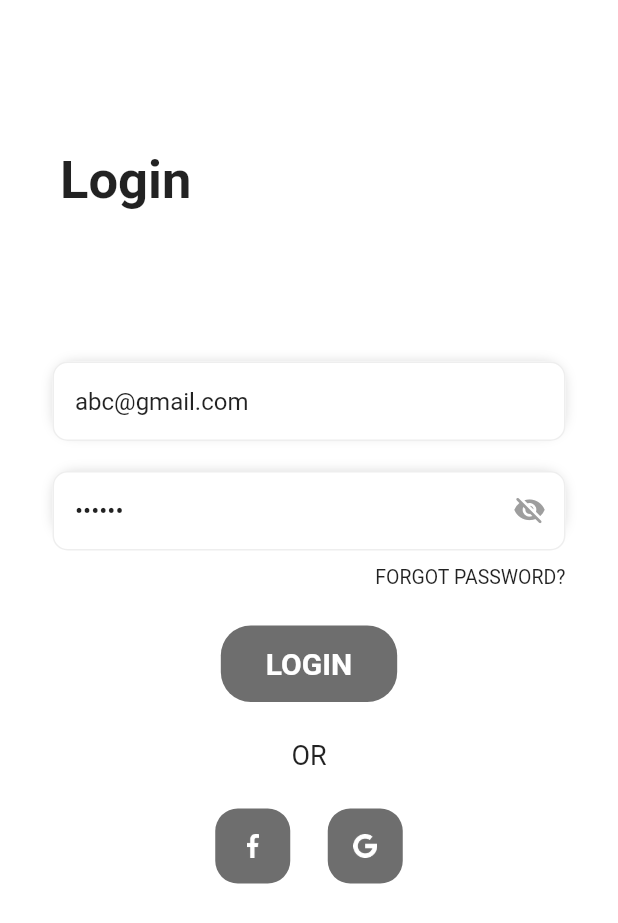
After one commit to rushit5560/Friend_Fitness_App_Project, a Flutter app: the SignInScreen screen opened directly, after a tap on "LOGIN", on a phone screen of 412 x 824 dp. The commit adds this screen. Shown: the top 923 px of the screen. Run offline on Flutter 3.47's test engine with Material 2 defaults, Android fonts, the light colour scheme and no system bars; our stand-ins replace get.

Commit message:
Sign In Screen UI

```diff
--- a/friend_fitness_app/lib/common/app_theme/app_theme.dart
+++ b/friend_fitness_app/lib/common/app_theme/app_theme.dart
@@ -1,5 +1,7 @@
 import 'package:flutter/material.dart';
 
 ThemeData appLightTheme() {
-  return ThemeData();
+  return ThemeData(
+    scaffoldBackgroundColor: Colors.white,
+  );
 }
--- a/friend_fitness_app/lib/common/constants/app_images.dart
+++ b/friend_fitness_app/lib/common/constants/app_images.dart
@@ -3,4 +3,6 @@ class AppImages{
 
   static const profileImg = root + "profile.png";
   static const groupIconImg = root + "group_icon.png";
+  static const googleImg = root + "google.png";
+  static const facebookImg = root + "facebook.png";
 }
--- /dev/null
+++ b/friend_fitness_app/lib/common/field_validation.dart
@@ -0,0 +1,25 @@
+class FieldValidator {
+
+  String? validateEmail(String value) {
+    if (value.isEmpty) {
+      return "Please Enter Email";
+    } else if (!RegExp(
+            r"[a-z0-9!#$%&'*+/=?^_`{|}~-]+(?:\.[a-z0-9!#$%&'*+/=?^_`{|}~-]+)*@(?:[a-z0-9](?:[a-z0-9-]*[a-z0-9])?\.)+[a-z0-9](?:[a-z0-9-]*[a-z0-9])?")
+        .hasMatch(value)) {
+      return "Invalid Email";
+    } else {
+      return null;
+    }
+  }
+  String ? validatePassword(String value) {
+    if (value.isEmpty) {
+      return "Please Enter Password";
+    } else if (value.length < 6) {
+      return "Length should be 6 character";
+    } else {
+      return null;
+    }
+  }
+
+
+}
--- /dev/null
+++ b/friend_fitness_app/lib/controllers/sign_in_screen_controller/sign_in_screen_controller.dart
@@ -0,0 +1,13 @@
+import 'package:flutter/material.dart';
+import 'package:get/get.dart';
+
+class SignInScreenController extends GetxController {
+  RxBool isLoading = false.obs;
+  RxBool isSuccessStatus = false.obs;
+
+  GlobalKey<FormState> signInFormKey = GlobalKey();
+  TextEditingController emailFieldController = TextEditingController(text: "abc@gmail.com");
+  TextEditingController passwordFieldController = TextEditingController(text: "123456");
+  RxBool isPasswordShow = true.obs;
+
+}
--- /dev/null
+++ b/friend_fitness_app/lib/screens/sign_in_screen/sign_in_screen.dart
@@ -0,0 +1,39 @@
+import 'package:flutter/material.dart';
+import 'package:friend_fitness_app/common/extension_methods/extension_methods.dart';
+import 'package:get/get.dart';
+import '../../controllers/sign_in_screen_controller/sign_in_screen_controller.dart';
+import 'sign_in_screen_widgets.dart';
+
+
+class SignInScreen extends StatelessWidget {
+  SignInScreen({Key? key}) : super(key: key);
+  final signInScreenController = Get.put(SignInScreenController());
+
+  @override
+  Widget build(BuildContext context) {
+    return Scaffold(
+      body: SafeArea(
+        child: Column(
+          crossAxisAlignment: CrossAxisAlignment.start,
+          children: [
+            const SizedBox(height: 100),
+            const LoginHeaderModule(),
+
+            const SizedBox(height: 100),
+            LoginFormModule().commonSymmetricPadding(horizontal: 35),
+            const SizedBox(height: 10),
+            const ForgotPasswordTextModule().commonSymmetricPadding(horizontal: 35),
+            const SizedBox(height: 25),
+            LoginButtonModule(),
+            const SizedBox(height: 25),
+            const OrTextModule(),
+            const SizedBox(height: 25),
+            SocialMediaButton(),
+            const SizedBox(height: 25),
+
+          ],
+        ),
+      ),
+    );
+  }
+}
--- /dev/null
+++ b/friend_fitness_app/lib/screens/sign_in_screen/sign_in_screen_widgets.dart
@@ -0,0 +1,288 @@
+import 'dart:developer';
+
+import 'package:flutter/material.dart';
+import 'package:friend_fitness_app/common/constants/app_images.dart';
+import 'package:friend_fitness_app/common/extension_methods/extension_methods.dart';
+import 'package:get/get.dart';
+
+import '../../common/constants/app_colors.dart';
+import '../../common/field_validation.dart';
+import '../../controllers/sign_in_screen_controller/sign_in_screen_controller.dart';
+
+/// Login Header Text Module
+class LoginHeaderModule extends StatelessWidget {
+  const LoginHeaderModule({Key? key}) : super(key: key);
+
+  @override
+  Widget build(BuildContext context) {
+    return const Text(
+      "Login",
+      style: TextStyle(
+        fontWeight: FontWeight.bold,
+        fontSize: 35,
+      ),
+    ).commonSymmetricPadding(horizontal: 40);
+  }
+}
+
+/// Login Form
+class LoginFormModule extends StatelessWidget {
+  LoginFormModule({Key? key}) : super(key: key);
+  final screenController = Get.find<SignInScreenController>();
+
+  @override
+  Widget build(BuildContext context) {
+    return Form(
+      key: screenController.signInFormKey,
+      child: Column(
+        children: [
+          EmailTextFieldModule(),
+          const SizedBox(height: 20),
+          PasswordTextFieldModule(),
+        ],
+      ),
+    );
+  }
+}
+
+/// Email Field
+class EmailTextFieldModule extends StatelessWidget {
+  EmailTextFieldModule({Key? key}) : super(key: key);
+  final screenController = Get.find<SignInScreenController>();
+  final FieldValidator fieldValidator = FieldValidator();
+
+  @override
+  Widget build(BuildContext context) {
+    return Stack(
+      children: [
+        Container(
+          height: 50,
+          decoration: BoxDecoration(
+            borderRadius: BorderRadius.circular(15),
+            boxShadow: [
+              BoxShadow(
+                blurRadius: 6,
+                blurStyle: BlurStyle.outer,
+                color: AppColors.colorLightGrey,
+              ),
+            ],
+          ),
+        ),
+        TextFormField(
+          controller: screenController.emailFieldController,
+          keyboardType: TextInputType.emailAddress,
+          cursorColor: Colors.grey,
+          decoration: signInInputDecoration(hintText: "Email", controller: screenController),
+          validator: (value) => fieldValidator.validateEmail(value!),
+        ),
+      ],
+    );
+  }
+}
+
+/// Password Field
+class PasswordTextFieldModule extends StatelessWidget {
+  PasswordTextFieldModule({Key? key}) : super(key: key);
+  final screenController = Get.find<SignInScreenController>();
+  final FieldValidator fieldValidator = FieldValidator();
+
+  @override
+  Widget build(BuildContext context) {
+    return Stack(
+      children: [
+        Container(
+          height: 45,
+          decoration: BoxDecoration(
+            borderRadius: BorderRadius.circular(15),
+            boxShadow: [
+              BoxShadow(
+                blurRadius: 6,
+                blurStyle: BlurStyle.outer,
+                color: AppColors.colorLightGrey,
+              ),
+            ],
+          ),
+        ),
+        Obx(
+          ()=> TextFormField(
+            controller: screenController.passwordFieldController,
+            keyboardType: TextInputType.text,
+            cursorColor: Colors.grey,
+            obscureText: screenController.isPasswordShow.value,
+            decoration: signInInputDecoration(hintText: "Password", index: 1, controller: screenController),
+            validator: (value) => fieldValidator.validatePassword(value!),
+          ),
+        ),
+      ],
+    );
+  }
+}
+
+
+/// Forgot Password Text
+class ForgotPasswordTextModule extends StatelessWidget {
+  const ForgotPasswordTextModule({Key? key}) : super(key: key);
+
+  @override
+  Widget build(BuildContext context) {
+    return Row(
+      mainAxisAlignment: MainAxisAlignment.end,
+      children: [
+        GestureDetector(
+          onTap: () {
+            // Get.to(()=> ForgotPasswordScreen(), transition: Transition.rightToLeft);
+          },
+          child: const Text(
+            "FORGOT PASSWORD?",
+            style: TextStyle(
+              fontSize: 13,
+            ),
+          ),
+        ),
+      ],
+    );
+  }
+}
+
+/// Login Button
+class LoginButtonModule extends StatelessWidget {
+  LoginButtonModule({Key? key}) : super(key: key);
+  final screenController = Get.find<SignInScreenController>();
+
+  @override
+  Widget build(BuildContext context) {
+    return Row(
+      mainAxisAlignment: MainAxisAlignment.center,
+      children: [
+        GestureDetector(
+          onTap: () {
+            if (screenController.signInFormKey.currentState!.validate()) {
+              // log("");
+            }
+          },
+          child: Container(
+            decoration: BoxDecoration(
+              color: AppColors.colorDarkGrey,
+              borderRadius: BorderRadius.circular(20),
+            ),
+            child: const Text(
+              "LOGIN",
+              style: TextStyle(
+                fontWeight: FontWeight.bold,
+                color: Colors.white,
+                fontSize: 20,
+              ),
+            ).commonSymmetricPadding(horizontal: 30, vertical: 14),
+          ),
+        ),
+      ],
+    );
+  }
+}
+
+/// Or Text Module
+class OrTextModule extends StatelessWidget {
+  const OrTextModule({Key? key}) : super(key: key);
+
+  @override
+  Widget build(BuildContext context) {
+    return Row(
+      mainAxisAlignment: MainAxisAlignment.center,
+      children: const [
+        Text(
+          "OR",
+          style: TextStyle(fontSize: 18),
+        )
+      ],
+    );
+  }
+}
+
+class SocialMediaButton extends StatelessWidget {
+  const SocialMediaButton({Key? key}) : super(key: key);
+
+  @override
+  Widget build(BuildContext context) {
+    return Row(
+      mainAxisAlignment: MainAxisAlignment.center,
+      children: [
+
+        Container(
+          height: 50,
+          width: 50,
+          decoration: BoxDecoration(
+            borderRadius: BorderRadius.circular(15),
+            color: AppColors.colorDarkGrey,
+          ),
+          child: Container(
+            decoration: const BoxDecoration(
+              image: DecorationImage(
+                image: AssetImage(AppImages.facebookImg),
+              ),
+            ),
+          ).commonAllSidePadding(padding: 17),
+        ),
+
+        const SizedBox(width: 25),
+
+        Container(
+          height: 50,
+          width: 50,
+          decoration: BoxDecoration(
+            borderRadius: BorderRadius.circular(15),
+            color: AppColors.colorDarkGrey,
+          ),
+          child: Container(
+            decoration: const BoxDecoration(
+              image: DecorationImage(
+                image: AssetImage(AppImages.googleImg),
+              ),
+            ),
+          ).commonAllSidePadding(padding: 17),
+        ),
+
+      ],
+    );
+  }
+}
+
+
+
+/// SignIn Fields Decoration
+InputDecoration signInInputDecoration(
+    {required String hintText, int index = 0, required SignInScreenController controller}) {
+  return InputDecoration(
+    hintText: hintText,
+    hintStyle: const TextStyle(color: Colors.grey),
+    isDense: true,
+    contentPadding: const EdgeInsets.symmetric(horizontal: 15, vertical: 17),
+    filled: true,
+    fillColor: Colors.white,
+    enabledBorder: OutlineInputBorder(
+        borderRadius: const BorderRadius.all(Radius.circular(10)),
+        borderSide: BorderSide(color: Colors.grey.shade200)),
+    focusedBorder: OutlineInputBorder(
+        borderRadius: const BorderRadius.all(Radius.circular(10)),
+        borderSide: BorderSide(color: Colors.grey.shade200)),
+    errorBorder: OutlineInputBorder(
+        borderRadius: const BorderRadius.all(Radius.circular(10)),
+        borderSide: BorderSide(color: Colors.grey.shade200)),
+    focusedErrorBorder: OutlineInputBorder(
+        borderRadius: const BorderRadius.all(Radius.circular(10)),
+        borderSide: BorderSide(color: Colors.grey.shade200)),
+    suffixIcon: index == 1
+        ? GestureDetector(
+      onTap: () {
+        controller.isPasswordShow.value = !controller.isPasswordShow.value;
+      },
+          child: Obx(
+            ()=> Icon(
+              controller.isPasswordShow.value ? Icons.visibility_off_rounded : Icons.visibility_rounded,
+                color: Colors.grey,
+                size: 22,
+              ),
+          ),
+        )
+        : null,
+  );
+}
```
Also changed, not shown: friend_fitness_app/assets/images/facebook.png (added), friend_fitness_app/assets/images/google.png (added).
